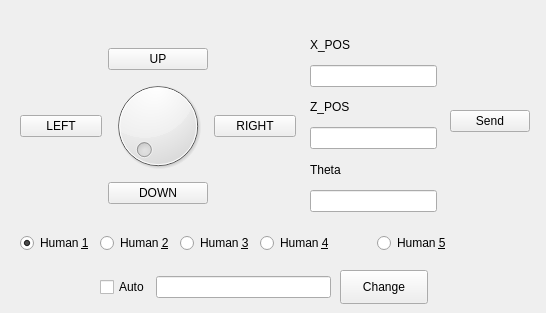
Old version of the form components/fakeHumanAgent_yohan2/src/mainUI.ui in the repository carloslobatog/robocomp-shelly.
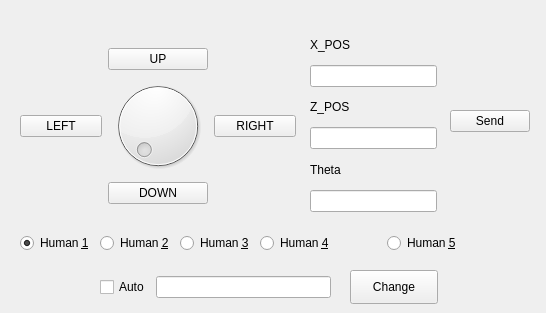
New version of the form.

The edit to the form file:
```diff
--- a/components/fakeHumanAgent_yohan2/src/mainUI.ui
+++ b/components/fakeHumanAgent_yohan2/src/mainUI.ui
@@ -120,7 +120,7 @@
     <rect>
      <x>20</x>
      <y>230</y>
-     <width>468</width>
+     <width>487</width>
      <height>26</height>
     </rect>
    </property>
@@ -197,7 +197,7 @@
   <widget class="QPushButton" name="changeVelocity">
    <property name="geometry">
     <rect>
-     <x>340</x>
+     <x>350</x>
      <y>270</y>
      <width>88</width>
      <height>34</height>
```
Left out of the diff: 15 changed lines with no effect on the pictures.
